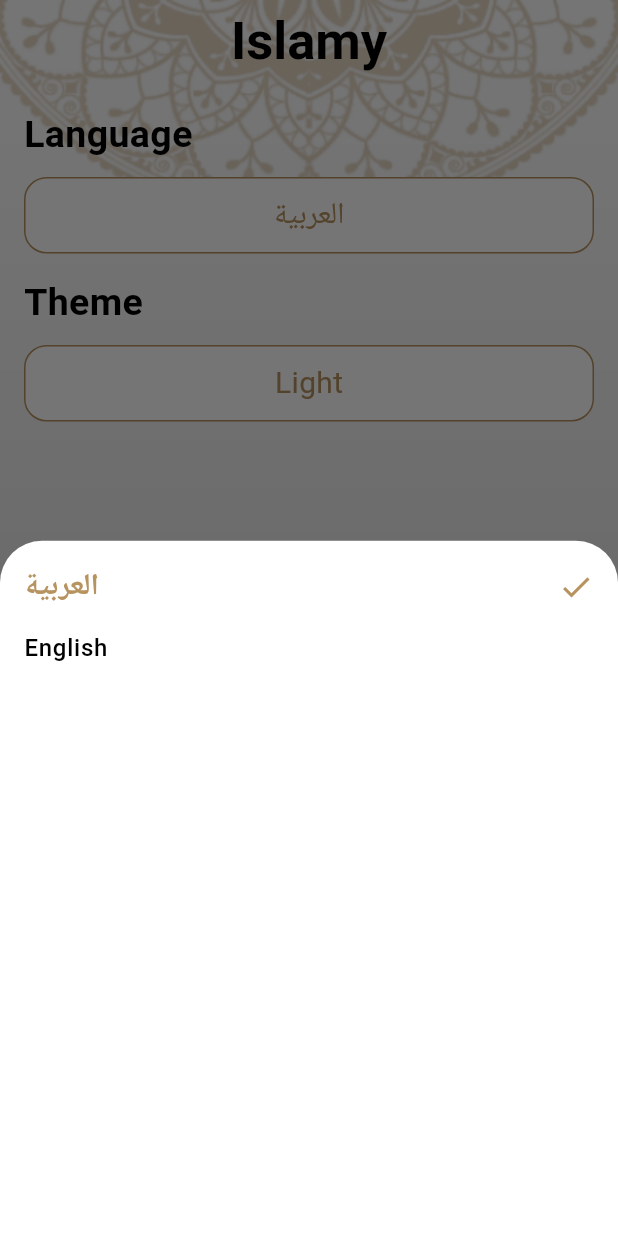
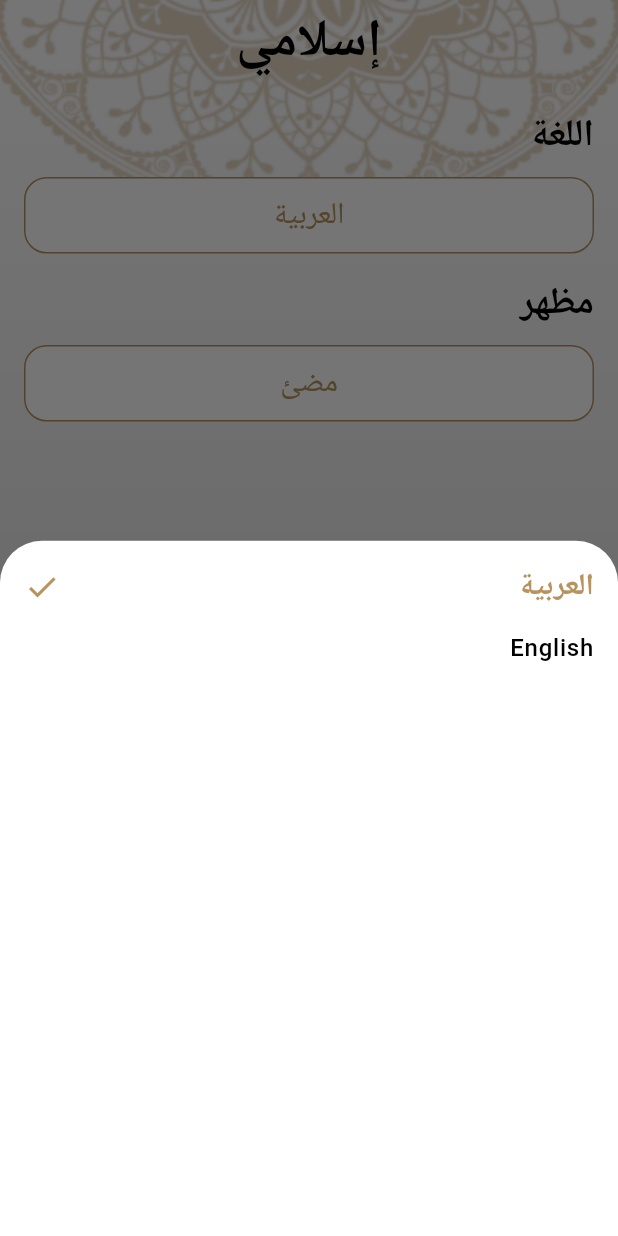
Before and after one commit to NoureenSaad/Islami_App, a Flutter app: the screen it shows after launch, item 5 of the bottom bar chosen, after a tap on "العربية", on a phone screen of 412 x 824 dp. Run offline on Flutter 3.47's test engine with Material 3 defaults, Android fonts, the phone set to English and light mode, and no system bars; generated files the repository leaves out were written again.

Commit message:
Language Provider Done

```diff
--- a/lib/main.dart
+++ b/lib/main.dart
@@ -31,7 +31,7 @@ class MyApp extends StatelessWidget {
         Locale('en'), // English
         Locale('ar'), // Arabic
       ],
-      locale: Locale("en"),
+      locale: Locale(provider.language),
       debugShowCheckedModeBanner: false,
       theme: AppTheme.lightTheme,
       darkTheme: AppTheme.darkTheme,
--- a/lib/translations/app_ar.arb
+++ b/lib/translations/app_ar.arb
@@ -6,7 +6,7 @@
  "sebha":"سبحة",
  "settings":"إعدادات",
  "theme":"مظهر",
- "dark":"داكن",
+ "dark":"مظلم",
  "light":"مضئ",
  "language":"اللغة",
  "chaptername":"إسم السورة",
--- a/lib/ui/home/language_sheet.dart
+++ b/lib/ui/home/language_sheet.dart
@@ -1,4 +1,7 @@
 import 'package:flutter/material.dart';
+import 'package:provider/provider.dart';
+
+import '../../providers/settings_provider.dart';
 
 class LanguageSheet extends StatefulWidget {
   const LanguageSheet({super.key});
@@ -10,14 +13,21 @@ class LanguageSheet extends StatefulWidget {
 class _LanguageSheetState extends State<LanguageSheet> {
   @override
   Widget build(BuildContext context) {
+    SettingsProvider provider = Provider.of<SettingsProvider>(context);
     return Padding(
       padding: const EdgeInsets.all(16.0),
       child: Column(
         crossAxisAlignment: CrossAxisAlignment.stretch,
         children: [
-          getSelectedItem("العربية"),
+          getSelectedItem(provider.language == "ar"?"العربية":"English"),
           const SizedBox(height: 15,),
-          getUnselectedItem("English"),
+          InkWell(
+            onTap: (){
+              Navigator.pop(context);
+              provider.changeLanguage(provider.language == "ar"?"en":"ar");
+            },
+            child: getUnselectedItem(provider.language == "ar"?"English":"العربية")
+          ),
         ],
       ),
     );
--- a/lib/ui/home/settings_widget.dart
+++ b/lib/ui/home/settings_widget.dart
@@ -45,7 +45,8 @@ class _SettingsWidgetState extends State<SettingsWidget> {
                   color: Theme.of(context).colorScheme.primary,
                 )
               ),
-              child: Text("العربية",style: Theme.of(context).textTheme.bodyMedium?.copyWith(
+              child: Text(provider.language == "ar"?"العربية":"English",
+                style: Theme.of(context).textTheme.bodyMedium?.copyWith(
                 color: Theme.of(context).primaryColor,
               )),
             ),
```
Also changed, not shown: lib/providers/settings_provider.dart (+7 -0 lines).
